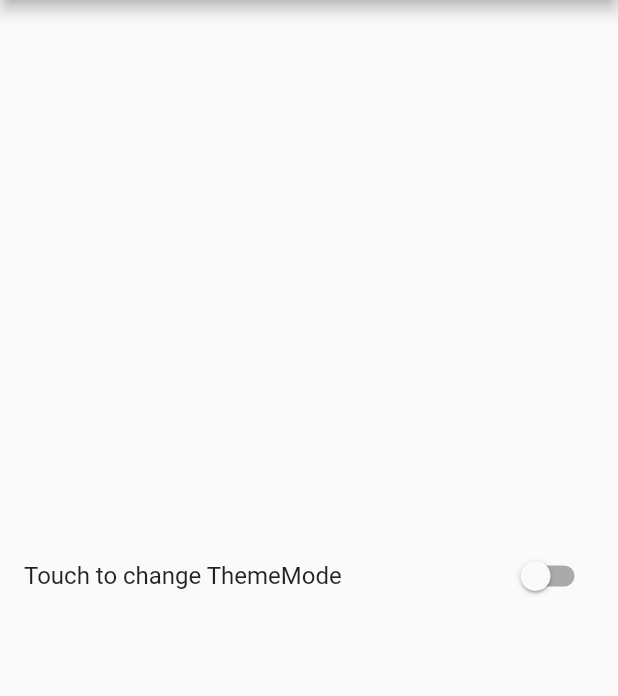
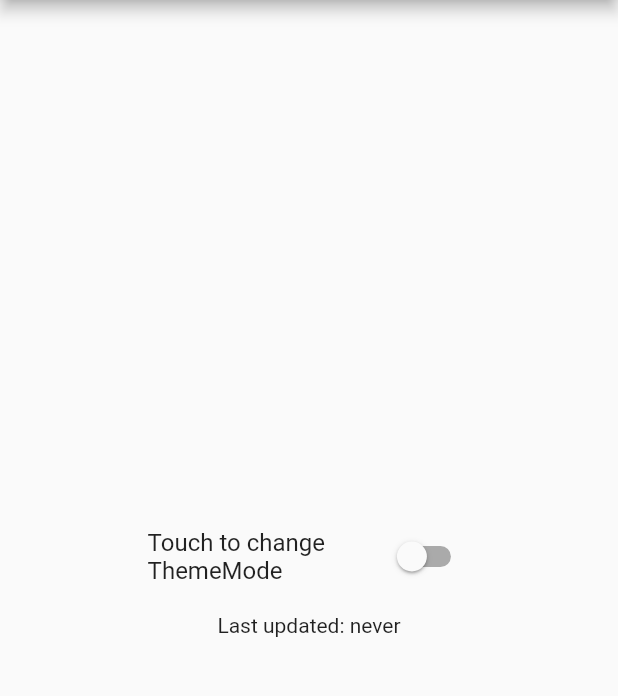
Before and after one commit to hauphidao/get_secure_storage, a Flutter app: the screen it shows after launch, on a phone screen of 412 x 824 dp, the part 84-780 px from its top. Run offline on Flutter 3.47's test engine with Material 2 defaults, Android fonts, the phone set to English and light mode, and no system bars; our stand-ins replace get; missing offline and left inert: cryptography, dart:html.

Commit message:
improved example

```diff
--- a/example/lib/main.dart
+++ b/example/lib/main.dart
@@ -2,7 +2,7 @@ import 'package:flutter/material.dart';
 import 'package:get_secure_storage/get_secure_storage.dart';
 
 void main() async {
-  await GetSecureStorage.init(password: 'password');
+  await GetSecureStorage.init(password: 'strongpassword');
   runApp(const App());
 }
 
@@ -15,9 +15,19 @@ class App extends StatefulWidget {
 
 class _AppState extends State<App> {
   final box = GetSecureStorage();
+
+  @override
+  void initState() {
+    super.initState();
+  }
+
+  String get lastupdated => box.read('lastupdated') ?? 'never';
+
   bool get isDark => box.read('darkmode') ?? false;
+
   void changeTheme(bool val) {
     box.write('darkmode', val);
+    box.write('lastupdated', DateTime.now().toLocal().toString());
     setState(() {});
   }
 
@@ -27,12 +37,27 @@ class _AppState extends State<App> {
       theme: isDark ? ThemeData.dark() : ThemeData.light(),
       home: Scaffold(
         appBar: AppBar(title: const Text("GetSecureStorage")),
-        body: Center(
-          child: SwitchListTile(
-            value: isDark,
-            title: const Text("Touch to change ThemeMode"),
-            onChanged: changeTheme,
-          ),
+        body: Row(
+          crossAxisAlignment: CrossAxisAlignment.center,
+          children: [
+            const Spacer(flex: 1),
+            Flexible(
+              flex: 3,
+              child: Column(
+                mainAxisAlignment: MainAxisAlignment.center,
+                children: [
+                  SwitchListTile(
+                    value: isDark,
+                    title: const Text("Touch to change ThemeMode"),
+                    onChanged: changeTheme,
+                  ),
+                  const SizedBox(height: 10),
+                  Text('Last updated: $lastupdated')
+                ],
+              ),
+            ),
+            const Spacer(flex: 1),
+          ],
         ),
       ),
     );
```
